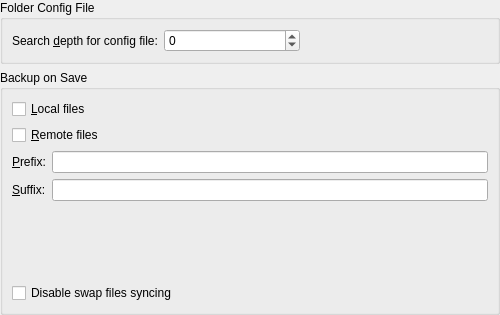
Qt form part/dialogs/opensaveconfigadvwidget.ui (KDE/kate) before a commit.
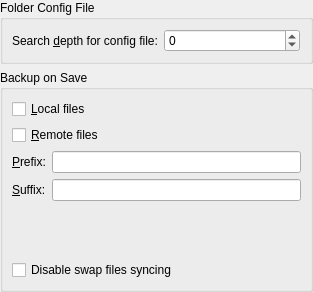
The same form after that commit. Custom widgets are drawn as their Qt base class.

Commit message: remove useless geometry property from some UI files

```diff
--- a/part/dialogs/opensaveconfigadvwidget.ui
+++ b/part/dialogs/opensaveconfigadvwidget.ui
@@ -2,14 +2,6 @@
 <ui version="4.0">
  <class>OpenSaveConfigAdvWidget</class>
  <widget class="QWidget" name="OpenSaveConfigAdvWidget">
-  <property name="geometry">
-   <rect>
-    <x>0</x>
-    <y>0</y>
-    <width>500</width>
-    <height>315</height>
-   </rect>
-  </property>
   <layout class="QVBoxLayout">
    <property name="margin">
     <number>0</number>
```
The commit also changes 22 other files.
